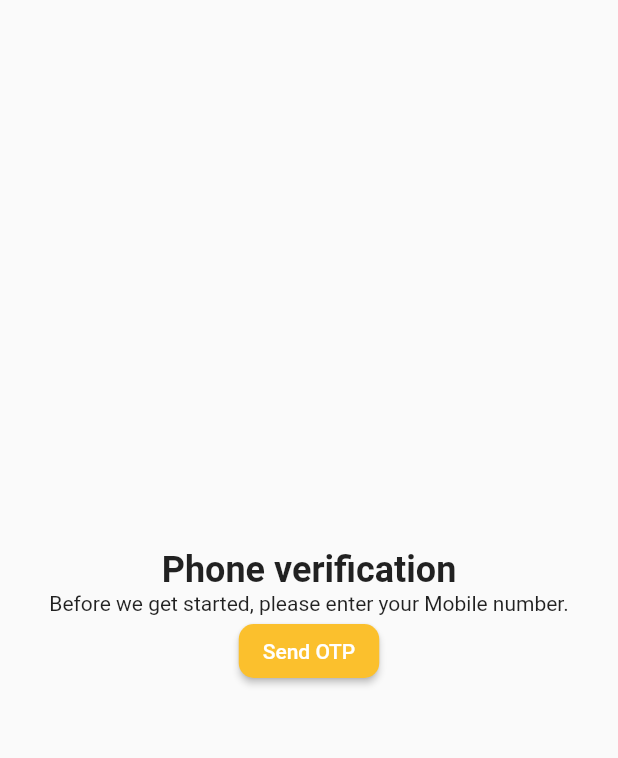
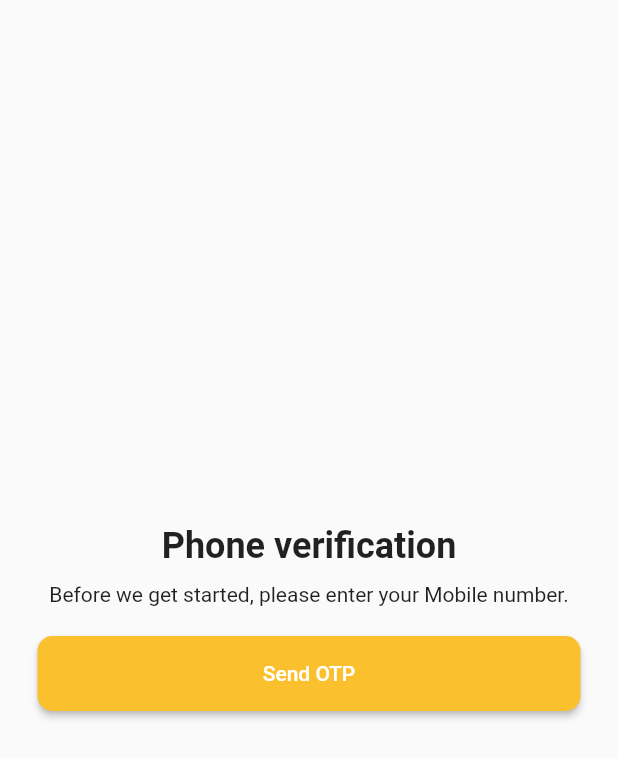
Before and after one commit to HarunJamal/HobbyHub, a Flutter app: the screen it shows after launch, on a phone screen of 412 x 824 dp. Shown: the top 758 px of the screen. Run offline on Flutter 3.47's test engine with Material 2 defaults, Android fonts, the phone set to English and light mode, and no system bars.

Commit message:
savepoint - like 60% done with this page

```diff
--- a/lib/phone.dart
+++ b/lib/phone.dart
@@ -12,6 +12,7 @@ class _MyPhoneState extends State<MyPhone> {
   Widget build(BuildContext context) {
     return Scaffold(
         body: Container(
+      margin: EdgeInsets.only(left: 25, right: 25),
       alignment: Alignment.center,
       child: SingleChildScrollView(
         child: Column(
@@ -21,19 +22,28 @@ class _MyPhoneState extends State<MyPhone> {
               'Phone verification',
               style: TextStyle(fontSize: 24, fontWeight: FontWeight.bold),
             ),
+            SizedBox(
+              height: 10,
+            ),
             Text(
               'Before we get started, please enter your Mobile number.',
               style: TextStyle(fontSize: 14),
               textAlign: TextAlign.center,
             ),
-            ElevatedButton(
+            SizedBox(
+              height: 20,
+            ),
+            SizedBox(
+                height: 50,
+                width: double.infinity,
+                child: ElevatedButton(
                   onPressed: () {},
                   child: Text('Send OTP'),
                   style: ElevatedButton.styleFrom(
                       backgroundColor: Colors.yellow[700],
                       shape: RoundedRectangleBorder(
                           borderRadius: BorderRadius.circular(10))),
-            )
+                )),
           ],
         ),
       ),
```
Lines whose indentation alone changed are shown as unchanged.
